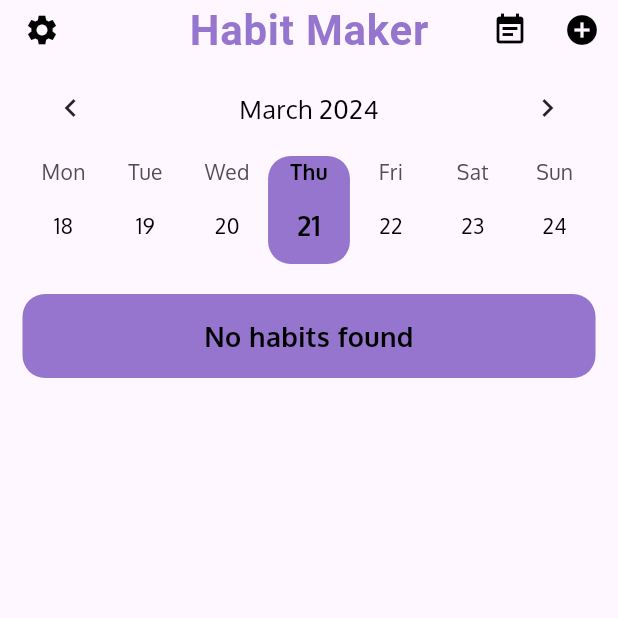
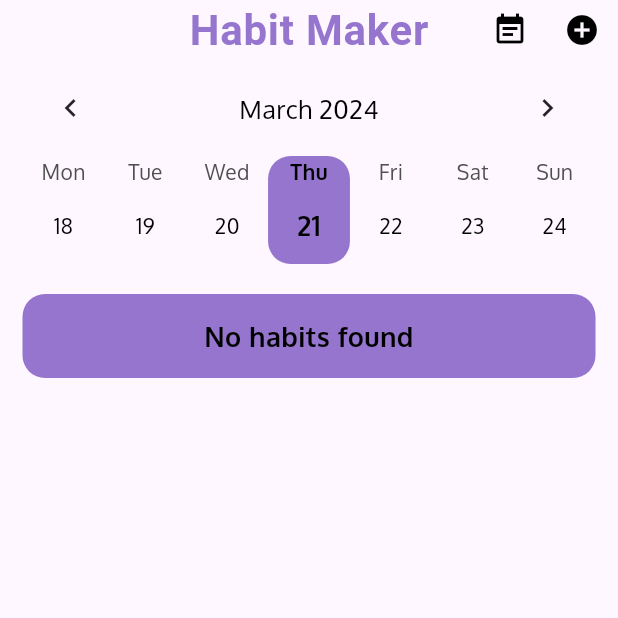
Before and after one commit to lamdangtung/habit_maker, a Flutter app: the screen it shows after launch, after a tap on the "event note" icon, on a phone screen of 412 x 824 dp, the top half of it. Run offline on Flutter 3.47's test engine with Material 3 defaults, Android fonts, the phone set to English and light mode, and no system bars; drawn by our look-alikes of table_calendar; our stand-ins replace bloc, confetti, flex_color_scheme, flutter_bloc, freezed_annotation, get_it and 3 more; missing offline and left inert: sign_button; accounts and stored records are empty; generated files the repository leaves out were written again; Roboto replaces fonts that are missing (Montserrat); project files that could hold a hidden picture were left out.

Commit message:
remove Ãunused icon

```diff
--- a/lib/main.dart
+++ b/lib/main.dart
@@ -3,6 +3,7 @@ import 'package:flutter_bloc/flutter_bloc.dart';
 import 'package:flutter_localizations/flutter_localizations.dart';
 import 'package:get_it/get_it.dart';
 import 'package:habitmaker/blocs/new_habit_cubit.dart';
+import 'package:habitmaker/blocs/selected_day_cubit.dart';
 import 'package:habitmaker/config/theme_data.dart';
 import 'package:habitmaker/models/habit_hive_model.dart';
 import 'package:habitmaker/screens/habit_screen.dart';
@@ -20,6 +21,7 @@ void main() async {
 
 class App extends StatefulWidget {
   const App({Key? key}) : super(key: key);
+
   @override
   AppState createState() => AppState();
 }
@@ -54,7 +56,9 @@ class AppState extends State<App> {
 
   @override
   Widget build(BuildContext context) {
-    return MaterialApp.router(
+    return BlocProvider(
+      create: (context) => SelectedDayCubit(),
+      child: MaterialApp.router(
         routerConfig: _router,
         debugShowCheckedModeBanner: false,
         darkTheme: darkModeTheme,
@@ -87,6 +91,7 @@ class AppState extends State<App> {
             child: child!,
           );
         },
+      ),
     );
   }
 }
--- a/lib/screens/home_screen.dart
+++ b/lib/screens/home_screen.dart
@@ -37,13 +37,13 @@ class _HomeScreenState extends State<HomeScreen> {
         child: AppBar(
           backgroundColor: themeData.colorScheme.background,
           elevation: 0,
-          leading: IconButton(
-            onPressed: () {},
-            icon: const Icon(Icons.settings),
-          ),
           actions: [
             IconButton(
-              onPressed: () {},
+              onPressed: () async {
+                await context
+                    .read<SelectedDayCubit>()
+                    .changeSelectedDay(DateTime.now());
+              },
               icon: const Icon(Icons.event_note),
             ),
             IconButton(
@@ -67,8 +67,6 @@ class _HomeScreenState extends State<HomeScreen> {
       ),
       body: SafeArea(
         child: Center(
-          child: BlocProvider(
-            create: (context) => SelectedDayCubit(),
           child: Padding(
             padding: defaultHorizontalViewPadding,
             child: ListView(
@@ -101,7 +99,6 @@ class _HomeScreenState extends State<HomeScreen> {
                   },
                 ),
               ],
-              ),
             ),
           ),
         ),
@@ -171,6 +168,7 @@ class CalendarHabits extends StatelessWidget {
 
 class CalendarSelectedDay extends StatelessWidget {
   final DateTime day;
+
   const CalendarSelectedDay({super.key, required this.day});
 
   @override
@@ -201,6 +199,7 @@ class CalendarSelectedDay extends StatelessWidget {
 
 class CalendarTodayDay extends StatelessWidget {
   final DateTime day;
+
   const CalendarTodayDay({super.key, required this.day});
 
   @override
@@ -231,6 +230,7 @@ class CalendarTodayDay extends StatelessWidget {
 class CalendarDow extends StatelessWidget {
   final DateTime day;
   final String text;
+
   const CalendarDow({super.key, required this.day, required this.text});
 
   @override
@@ -260,6 +260,7 @@ class CalendarDow extends StatelessWidget {
 
 class CalendarDowSameDay extends StatelessWidget {
   final String text;
+
   const CalendarDowSameDay({super.key, required this.text});
 
   @override
@@ -308,6 +309,7 @@ class HabitItemVisible extends StatelessWidget {
   final IconData icon;
   final IconData? iconDescription;
   final int index;
+
   const HabitItemVisible({
     super.key,
     required this.title,
@@ -392,6 +394,7 @@ class HabitItemVisible extends StatelessWidget {
 class MarkAsDoneButton extends StatefulWidget {
   final int index;
   final SelectedDay state;
+
   const MarkAsDoneButton({super.key, required this.index, required this.state});
 
   @override
@@ -400,6 +403,7 @@ class MarkAsDoneButton extends StatefulWidget {
 
 class _MarkAsDoneButtonState extends State<MarkAsDoneButton> {
   late ConfettiController confettiController;
+
   Path drawStar(Size size) {
     double degToRad(double deg) => deg * (pi / 180.0);
 
@@ -479,6 +483,7 @@ class _MarkAsDoneButtonState extends State<MarkAsDoneButton> {
 class HabitItemCalendarItem extends StatelessWidget {
   final DateTime day;
   final List<DateTime> doneOn;
+
   const HabitItemCalendarItem(
       {super.key, required this.day, required this.doneOn});
 
@@ -514,6 +519,7 @@ class HabitItemCalendarItem extends StatelessWidget {
 
 class EditHabitButton extends StatelessWidget {
   final String id;
+
   const EditHabitButton({super.key, required this.id});
 
   @override
@@ -537,6 +543,7 @@ class EditHabitButton extends StatelessWidget {
 
 class HabitItemExpanded extends StatelessWidget {
   final int index;
+
   const HabitItemExpanded({super.key, required this.index});
 
   @override
@@ -626,6 +633,7 @@ class HabitItem extends StatelessWidget {
   final IconData icon;
   final IconData? iconDescription;
   final int index;
+
   const HabitItem({
     super.key,
     required this.title,
```
Lines whose indentation alone changed are shown as unchanged.
